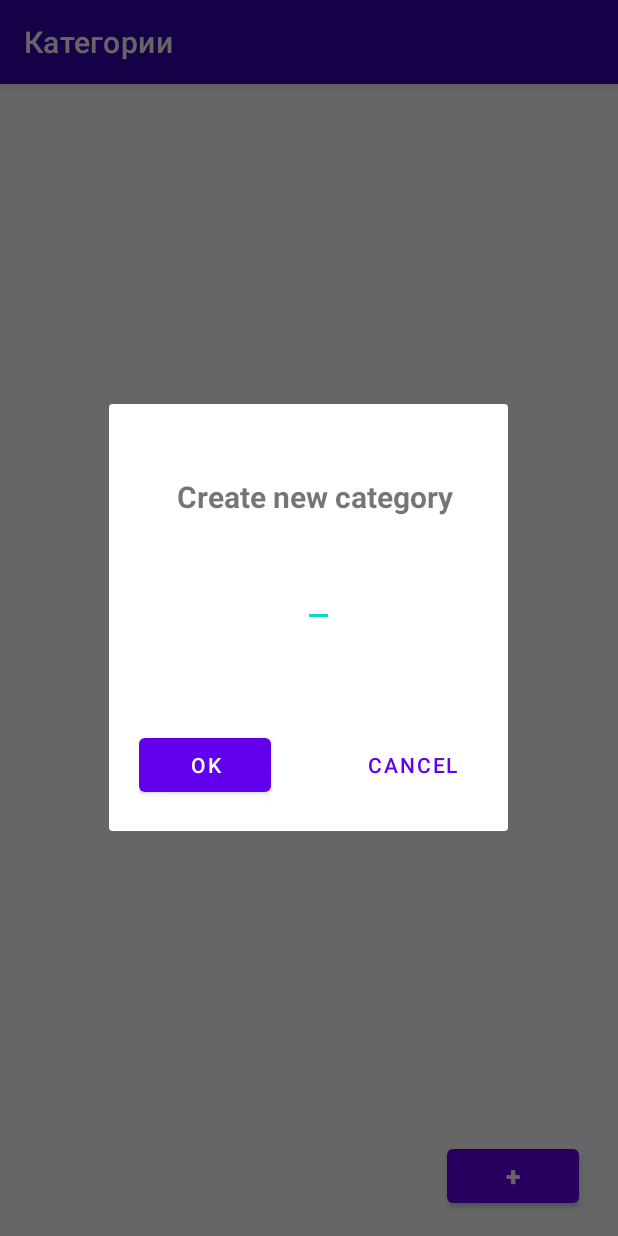
After one commit to polinas888/CategoryNoteApp, an Android app: the fragment CreateCategoryDialogFragment placed in its activity, on a phone screen of 412 x 824 dp. The commit adds this screen. Run offline under Robolectric (Android 15) with nearby library versions, the phone set to English and light mode, and no system bars.

Commit message:
create new category

```diff
--- a/app/src/main/java/com/example/categorynoteapp/model/Notification.kt
+++ b/app/src/main/java/com/example/categorynoteapp/model/Notification.kt
@@ -1,6 +1,11 @@
 package com.example.categorynoteapp.model
 
+import androidx.room.Entity
+import androidx.room.PrimaryKey
+
+@Entity
 data class Notification(
+    @PrimaryKey(autoGenerate = true)
     val id: Int = 0,
     var text: String
 )
--- a/app/src/main/java/com/example/categorynoteapp/ui/category/CategoryViewModel.kt
+++ b/app/src/main/java/com/example/categorynoteapp/ui/category/CategoryViewModel.kt
@@ -4,7 +4,5 @@ import androidx.lifecycle.ViewModel
 import com.example.categorynoteapp.model.Category
 
 class CategoryViewModel : ViewModel() {
-    val listLocations = listOf(Category("1", "Яблоко"), Category("2", "Груша"),
-        Category("3", "Огурец")
-    )
+
 }
--- /dev/null
+++ b/app/src/main/java/com/example/categorynoteapp/ui/category/CreateCategoryDialogFragment.kt
@@ -0,0 +1,36 @@
+package com.example.categorynoteapp.ui.category
+
+import android.app.Activity
+import android.content.Intent
+import android.os.Bundle
+import android.view.LayoutInflater
+import android.view.View
+import android.view.ViewGroup
+import androidx.fragment.app.DialogFragment
+import com.example.categorynoteapp.databinding.FragmentCreateCategoryDialogBinding
+
+class CreateCategoryDialogFragment: DialogFragment() {
+    private lateinit var binding: FragmentCreateCategoryDialogBinding
+
+    override fun onCreateView(
+        inflater: LayoutInflater,
+        container: ViewGroup?,
+        savedInstanceState: Bundle?
+    ): View {
+        binding = FragmentCreateCategoryDialogBinding.inflate(layoutInflater)
+        binding.cancelButton.setOnClickListener {
+            dismiss()
+        }
+
+        binding.okButton.setOnClickListener {
+            val category = binding.createCategoryEditText.text.toString()
+            if(category.isNotEmpty()) {
+                val i: Intent = Intent()
+                    .putExtra("category", category)
+                targetFragment!!.onActivityResult(targetRequestCode, Activity.RESULT_OK, i)
+            }
+            dismiss()
+        }
+        return binding.root
+    }
+}
--- a/app/src/main/res/layout/fragment_category.xml
+++ b/app/src/main/res/layout/fragment_category.xml
@@ -6,16 +6,15 @@
     android:layout_height="match_parent"
     android:orientation="vertical"
     tools:context=".ui.category.CategoryFragment">
-
     <androidx.recyclerview.widget.RecyclerView
         android:id="@+id/category_recycler_view"
         android:layout_width="match_parent"
         android:layout_height="wrap_content"
         android:layout_margin="10dp"
-        app:layout_constraintBottom_toTopOf="@+id/button"
+        app:layout_constraintBottom_toBottomOf="parent"
         app:layout_constraintTop_toTopOf="parent"
-        app:layout_constraintVertical_bias="0.118"
-        tools:layout_editor_absoluteX="-16dp" />
+        app:layout_constraintVertical_bias="0.128"
+        tools:layout_editor_absoluteX="-22dp"/>
 
     <TextView
         android:id="@+id/empty_list_text"
@@ -31,7 +30,7 @@
         app:layout_constraintStart_toStartOf="parent" />
 
     <Button
-        android:id="@+id/button"
+        android:id="@+id/add_button"
         android:layout_width="wrap_content"
         android:layout_height="wrap_content"
         android:layout_marginBottom="16dp"
@@ -42,5 +41,4 @@
         app:layout_constraintEnd_toEndOf="parent"
         app:layout_constraintHorizontal_bias="0.919"
         app:layout_constraintStart_toStartOf="parent" />
-
 </androidx.constraintlayout.widget.ConstraintLayout>
--- /dev/null
+++ b/app/src/main/res/layout/fragment_create_category_dialog.xml
@@ -0,0 +1,56 @@
+<?xml version="1.0" encoding="utf-8"?>
+<androidx.constraintlayout.widget.ConstraintLayout xmlns:android="http://schemas.android.com/apk/res/android"
+    xmlns:app="http://schemas.android.com/apk/res-auto"
+    xmlns:tools="http://schemas.android.com/tools"
+    android:layout_width="match_parent"
+    android:layout_height="wrap_content">
+
+    <TextView
+        android:id="@+id/dialog_title"
+        android:layout_width="wrap_content"
+        android:layout_height="wrap_content"
+        android:layout_marginTop="48dp"
+        android:text="@string/create_new_category_title"
+        android:textSize="20sp"
+        android:textStyle="bold"
+        app:layout_constraintEnd_toEndOf="parent"
+        app:layout_constraintHorizontal_bias="0.549"
+        app:layout_constraintStart_toStartOf="parent"
+        app:layout_constraintTop_toTopOf="parent" />
+
+    <EditText
+        android:id="@+id/create_category_edit_text"
+        android:layout_width="wrap_content"
+        android:layout_height="wrap_content"
+        android:layout_marginTop="28dp"
+        android:inputType="text"
+        app:layout_constraintEnd_toEndOf="parent"
+        app:layout_constraintHorizontal_bias="0.527"
+        app:layout_constraintStart_toStartOf="parent"
+        app:layout_constraintTop_toBottomOf="@+id/dialog_title" />
+
+    <LinearLayout
+        android:layout_width="wrap_content"
+        android:layout_height="wrap_content"
+        android:layout_marginTop="48dp"
+        android:orientation="horizontal"
+        android:padding="20dp"
+        app:layout_constraintEnd_toEndOf="parent"
+        app:layout_constraintStart_toStartOf="parent"
+        app:layout_constraintTop_toBottomOf="@+id/create_category_edit_text">
+
+        <Button
+            android:id="@+id/ok_button"
+            android:layout_width="wrap_content"
+            android:layout_height="wrap_content"
+            android:layout_marginEnd="50dp"
+            android:text="@string/ok_button" />
+
+        <Button
+            android:id="@+id/cancel_button"
+            android:layout_width="wrap_content"
+            android:layout_height="wrap_content"
+            android:text="@string/cancel_button"
+            style="?android:attr/buttonBarButtonStyle" />
+    </LinearLayout>
+</androidx.constraintlayout.widget.ConstraintLayout>
--- a/app/src/main/res/values/strings.xml
+++ b/app/src/main/res/values/strings.xml
@@ -3,4 +3,7 @@
     <string name="add_button">+</string>
     <string name="list_is_empty">Список категорий пуст</string>
     <string name="toolbar_title_category">Категории</string>
+    <string name="ok_button">OK</string>
+    <string name="cancel_button">Cancel</string>
+    <string name="create_new_category_title">Create new category</string>
 </resources>
```
Also changed, not shown: app/src/main/java/com/example/categorynoteapp/model/Category.kt (+7 -1 lines), app/src/main/java/com/example/categorynoteapp/ui/category/CategoryFragment.kt (+7 -14 lines).
